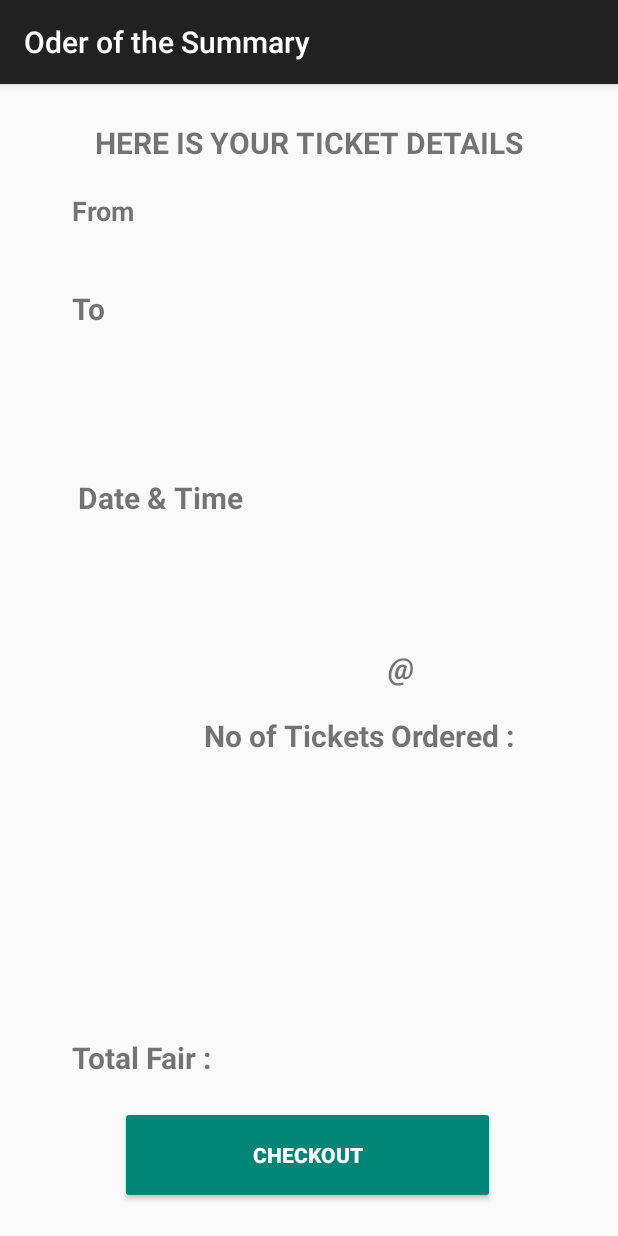
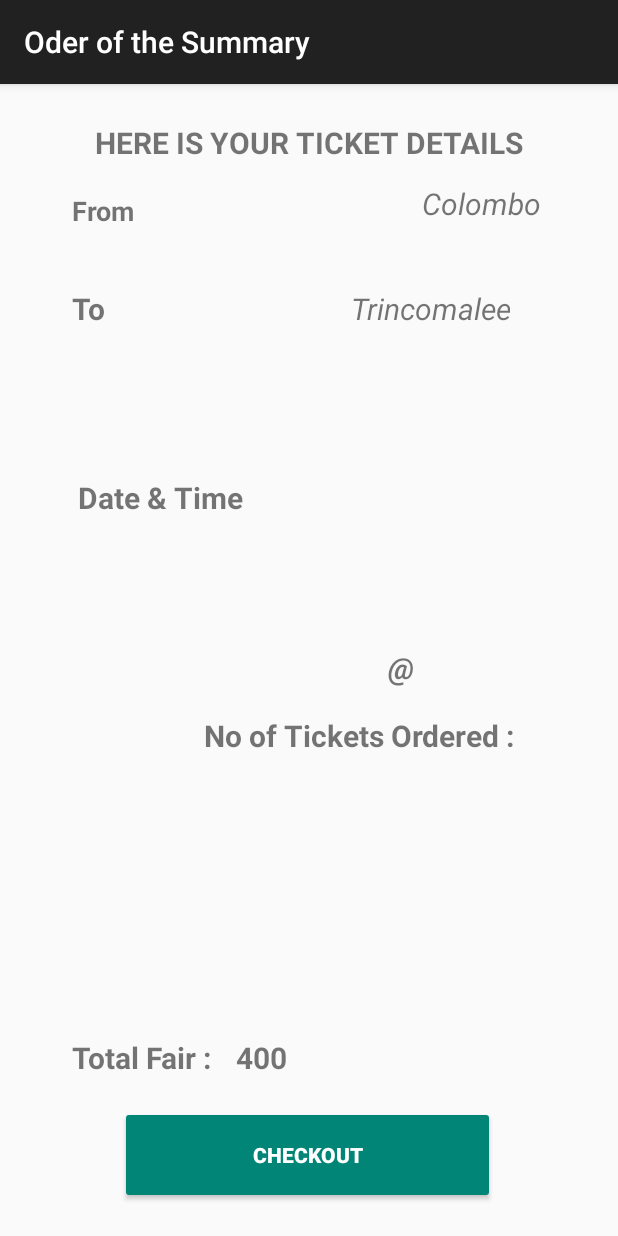
Before and after one commit to piumalkulasekara/TicketIn, an Android app: the screen it shows after launch (SummaryActivity), after a tap on "PROCEED", on a phone screen of 412 x 824 dp. Run offline under Robolectric (Android 15) with nearby library versions, the phone set to English and light mode, and no system bars; our stand-ins replace Volley; network calls fail.

Commit message:
Completed Stage #1

```diff
--- a/app/build.gradle
+++ b/app/build.gradle
@@ -36,5 +36,6 @@ dependencies {
     compile 'com.android.support:appcompat-v7:24.2.1'
     compile 'com.android.support.constraint:constraint-layout:1.0.2'
     compile 'com.android.support:design:24.2.1'
+    compile 'com.android.volley:volley:1.0.0'
     testCompile 'junit:junit:4.12'
 }
--- a/app/src/main/AndroidManifest.xml
+++ b/app/src/main/AndroidManifest.xml
@@ -6,6 +6,7 @@
     <uses-permission android:name="android.permission.GET_ACCOUNTS" />
     <uses-permission android:name="android.permission.READ_PROFILE" />
     <uses-permission android:name="android.permission.READ_CONTACTS" />
+    <uses-permission android:name="android.permission.INTERNET" />
 
     <application
         android:allowBackup="true"
--- a/app/src/main/java/com/example/piumalk/ticketin/LoginActivity.java
+++ b/app/src/main/java/com/example/piumalk/ticketin/LoginActivity.java
@@ -28,6 +28,7 @@ import android.widget.AutoCompleteTextView;
 import android.widget.Button;
 import android.widget.EditText;
 import android.widget.TextView;
+import android.widget.Toast;
 
 import java.util.ArrayList;
 import java.util.List;
@@ -86,7 +87,7 @@ public class LoginActivity extends AppCompatActivity implements LoaderCallbacks<
         mEmailSignInButton.setOnClickListener(new OnClickListener() {
             @Override
             public void onClick(View view) {
-                attemptLogin();
+                Toast.makeText(LoginActivity.this, "Successfully Added", Toast.LENGTH_SHORT).show();
             }
         });
 
--- a/app/src/main/java/com/example/piumalk/ticketin/MainActivity.java
+++ b/app/src/main/java/com/example/piumalk/ticketin/MainActivity.java
@@ -11,6 +11,7 @@ import android.support.v7.app.AppCompatActivity;
 import android.util.Log;
 import android.view.Menu;
 import android.view.View;
+import android.widget.ArrayAdapter;
 import android.widget.Button;
 import android.widget.DatePicker;
 import android.widget.EditText;
@@ -18,10 +19,13 @@ import android.widget.Spinner;
 import android.widget.TimePicker;
 import android.widget.Toast;
 
-public class MainActivity extends AppCompatActivity  implements View.OnClickListener{
+import java.util.ArrayList;
+import java.util.List;
+
+public class MainActivity extends AppCompatActivity implements View.OnClickListener {
     Spinner spinner_from, spinner_to;
-    Button  btnProceed;
-    EditText etext_Date, etext_Time,etext_noOfTickets;
+    Button btnProceed;
+    EditText etext_Date, etext_Time, etext_noOfTickets;
 
     static String orderDate, orderTime;
     private int year, month, day, hour, minute, second;
@@ -37,26 +41,58 @@ public class MainActivity extends AppCompatActivity  implements View.OnClickList
         day = cal.get(Calendar.DAY_OF_MONTH);
         month = cal.get(Calendar.MONTH);
         year = cal.get(Calendar.YEAR);
-
         //Get current Times
         hour = cal.get(Calendar.HOUR);
-        minute= cal.get(Calendar.MINUTE);
+        minute = cal.get(Calendar.MINUTE);
         second = cal.get(Calendar.SECOND);
-
-
         spinner_from = (Spinner) findViewById(R.id.spinner_From);
         spinner_to = (Spinner) findViewById(R.id.spinner_To);
-
         etext_Date = (EditText) findViewById(R.id.etext_Date);
-        etext_Time = (EditText)findViewById(R.id.etext_Time);
-        etext_noOfTickets =(EditText) findViewById(R.id.edittext_No_of_Tickets);
-
-        btnProceed = (Button)findViewById(R.id.button_Proceed);
+        etext_Time = (EditText) findViewById(R.id.etext_Time);
+        etext_noOfTickets = (EditText) findViewById(R.id.edittext_No_of_Tickets);
+        btnProceed = (Button) findViewById(R.id.button_Proceed);
         btnProceed.setOnClickListener(this);
-
         //OnClick Listeners
         etext_Date.setOnClickListener(this);
         etext_Time.setOnClickListener(this);
+
+
+        List<String> from = new ArrayList<String>();
+        from.add("Anuradhapura");
+        from.add("Colombo");
+        from.add("Galle");
+        from.add("Thangalle");
+        from.add("Kataragama");
+        from.add("Trincomalee");
+
+
+        List<String> to = new ArrayList<String>();
+        to.add("Anuradhapura");
+        to.add("Colombo");
+        to.add("Galle");
+        to.add("Thangalle");
+        to.add("Kataragama");
+        to.add("Trincomalee");
+
+        // Creating adapter for spinner
+        ArrayAdapter<String> fromAdapter = new ArrayAdapter<String>(this, android.R.layout.simple_spinner_item, from);
+        ArrayAdapter<String> toAdapter = new ArrayAdapter<String>(this, android.R.layout.simple_spinner_item, to);
+
+        // Drop down layout style - list view with radio button
+        fromAdapter.setDropDownViewResource(android.R.layout.simple_spinner_dropdown_item);
+        toAdapter.setDropDownViewResource(android.R.layout.simple_spinner_dropdown_item);
+        spinner_from.setAdapter(fromAdapter);
+        spinner_to.setAdapter(toAdapter);
+
+    }
+
+
+    int getPrice(int from, int to) {
+        if (from > to) {
+            return 50 * (from - to);
+        } else {
+            return 50 * (to - from);
+        }
     }
 
     @Override
@@ -66,9 +102,11 @@ public class MainActivity extends AppCompatActivity  implements View.OnClickList
         return true;
     }
 
+
+    //OnClick Listener
     @Override
     public void onClick(View view) {
-        switch (view.getId()){
+        switch (view.getId()) {
             case R.id.etext_Date:
                 setDate();
                 break;
@@ -76,69 +114,83 @@ public class MainActivity extends AppCompatActivity  implements View.OnClickList
                 setTime();
                 break;
             case R.id.button_Proceed:
-                startActivity(SummaryActivity.class);
+                Parser.parseDate(getApplicationContext(), etext_Date.getText().toString() + etext_Time.getText().toString(), 1, 2, 10, getPrice(2, 10));
+                Intent in = new Intent(this, SummaryActivity.class);
+                in.putExtra("user", "1");
+                in.putExtra("from", "Colombo");
+                in.putExtra("to", "Trincomalee");
+                in.putExtra("price", getPrice(2, 10) + "");
+                in.putExtra("date", etext_Date.getText().toString() + etext_Time.getText().toString());
+                startActivity(in);
                 finish();
                 break;
 
         }
     }
 
-    /*
-     * starts new activity
-     */
-    private void startActivity(Class c) {
-        Intent intent = new Intent(MainActivity.this, c);
-//        Bundle bundle = new Bundle();
-//        bundle.putLong("SELECTED_DATE", dateFormat);
-//        intent.putExtras(bundle);
-        startActivity(intent);
-    }
 
     //This method will set the time
-    public void setTime(){
+    public void setTime() {
         TimePickerDialog timePickerDialog = new TimePickerDialog(this, new TimePickerDialog.OnTimeSetListener() {
             @Override
             public void onTimeSet(TimePicker timePicker, int hourOfDay, int minute) {
+                String hour = String.valueOf(hourOfDay);
+                if (hourOfDay < 10) {
+                    hour = "0" + String.valueOf(hourOfDay);
+                }
 
+                String min = String.valueOf(minute);
+                if (minute < 10) {
+                    min = "0" + String.valueOf(minute);
+                }
 
-                etext_Time.setText(hourOfDay+":"+minute);
-                orderTime = (hourOfDay+"/"+minute);
+                final String dateNew = hour + ":" + min + ":" + "00";
+                etext_Time.setText(dateNew);
+                orderTime = (hourOfDay + "/" + minute);
 
             }
-        },hour,minute,false);
+        }, hour, minute, false);
         timePickerDialog.show();
 
     }
 
 
     //This method will set the Date
-    public void setDate(){
+    public void setDate() {
 
         DatePickerDialog datePickerDialog = new DatePickerDialog(this, new DatePickerDialog.OnDateSetListener() {
             @Override
             public void onDateSet(DatePicker datePicker, int year_x, int monthOfYear, int dayOfMonth) {
                 year = year_x;
-                month = monthOfYear+1;
+                month = monthOfYear + 1;
                 day = dayOfMonth;
 
 
-                if (year< Calendar.YEAR || month< Calendar.MONTH || day< Calendar.DAY_OF_MONTH){
-                    Log.d("Selected Date",dayOfMonth+"/"+monthOfYear+"/"+year );
+                if (year < Calendar.YEAR || month < Calendar.MONTH || day < Calendar.DAY_OF_MONTH) {
+                    Log.d("Selected Date", dayOfMonth + "/" + monthOfYear + "/" + year);
                     Log.d("Selected Date Error", "Selected date is a past day or invalid format");
-                    Toast.makeText(MainActivity.this, "You cannot select past days.! Re-check",Toast.LENGTH_LONG).show();
+                    Toast.makeText(MainActivity.this, "You cannot select past days.! Re-check", Toast.LENGTH_LONG).show();
                     return;
                 }
 
-                etext_Date.setText(dayOfMonth+"/"+monthOfYear+"/"+year);
-                orderDate = (dayOfMonth+"/"+monthOfYear+"/"+year);
+                String day = String.valueOf(dayOfMonth);
+                if (dayOfMonth < 10) {
+                    day = "0" + String.valueOf(dayOfMonth);
+                }
+                String mon = String.valueOf(monthOfYear);
+                if (monthOfYear < 10) {
+                    mon = "0" + String.valueOf(monthOfYear);
+                }
+
+                etext_Date.setText(year + "-" + mon + "-" + day + " ");
+                orderDate = (dayOfMonth + "/" + monthOfYear + "/" + year);
 
             }
         }
-        , day,month,year);
+                , day, month, year);
         datePickerDialog.show();
 
     }
 
 
-
 }//End of the class
--- /dev/null
+++ b/app/src/main/java/com/example/piumalk/ticketin/Parser.java
@@ -0,0 +1,64 @@
+package com.example.piumalk.ticketin;
+
+import android.content.Context;
+import android.util.Log;
+
+import com.android.volley.AuthFailureError;
+import com.android.volley.Request;
+import com.android.volley.RequestQueue;
+import com.android.volley.Response;
+import com.android.volley.VolleyError;
+import com.android.volley.toolbox.StringRequest;
+import com.android.volley.toolbox.Volley;
+
+import java.io.StringReader;
+import java.util.HashMap;
+import java.util.Map;
+
+/**
+ * Created by piumalk on 7/31/2017.
+ */
+
+public class Parser {
+
+    public Parser() {
+    }
+
+    public static void parseDate(Context context, final String date, final int user, final int from, final int to, final int price) {
+
+        StringRequest request = new StringRequest(Request.Method.POST, "http://90867480.ngrok.io/api/book", new Response.Listener<String>() {
+            @Override
+            public void onResponse(String response) {
+                Log.d("TAAAAAGGGGGG", response);
+            }
+        }, new Response.ErrorListener() {
+            @Override
+            public void onErrorResponse(VolleyError error) {
+                System.out.println(error);
+            }
+        }) {
+            @Override
+            protected Map<String, String> getParams() {
+                Map<String, String> params = new HashMap<String, String>();
+                params.put("user", String.valueOf(user));
+                params.put("from", String.valueOf(from));
+                params.put("to", String.valueOf(to));
+                params.put("price", "LKR " + price);
+                params.put("date", date);
+                return params;
+            }
+
+            @Override
+            public Map<String, String> getHeaders() throws AuthFailureError {
+                Map<String, String> params = new HashMap<String, String>();
+                params.put("Content-Type", "application/x-www-form-urlencoded");
+                return params;
+            }
+        };
+
+        RequestQueue queue = Volley.newRequestQueue(context);
+        queue.add(request);
+    }
+
+
+}
--- a/app/src/main/java/com/example/piumalk/ticketin/SummaryActivity.java
+++ b/app/src/main/java/com/example/piumalk/ticketin/SummaryActivity.java
@@ -7,7 +7,7 @@ import android.view.View;
 import android.widget.Button;
 import android.widget.TextView;
 
-public class SummaryActivity extends AppCompatActivity implements View.OnClickListener{
+public class SummaryActivity extends AppCompatActivity implements View.OnClickListener {
     TextView txtFrom, txtTo, txtDate, txtTime, txtNoOfTickets, txtTotalFair;
     Button btnCheckout;
 
@@ -16,7 +16,8 @@ public class SummaryActivity extends AppCompatActivity implements View.OnClickLi
         super.onCreate(savedInstanceState);
         setContentView(R.layout.activity_summary);
 
-        btnCheckout =(Button)findViewById(R.id.btn_Checkout);
+
+        btnCheckout = (Button) findViewById(R.id.btn_Checkout);
         btnCheckout.setOnClickListener(this);
 
         txtFrom = (TextView) findViewById(R.id.txt_From);
@@ -27,12 +28,18 @@ public class SummaryActivity extends AppCompatActivity implements View.OnClickLi
         txtNoOfTickets = (TextView) findViewById(R.id.txt_Ticket_Counter);
         txtTotalFair = (TextView) findViewById(R.id.txt_Cost);
 
+        Intent in = getIntent();
+        txtFrom.setText(in.getStringExtra("from"));
+        txtTo.setText(in.getStringExtra("to"));
+        txtTime.setText(in.getStringExtra("date"));
+        txtTotalFair.setText(in.getStringExtra("price"));
+
 
     }
 
     @Override
     public void onClick(View view) {
-        switch (view.getId()){
+        switch (view.getId()) {
             case R.id.btn_Checkout:
                 Intent intent = new Intent(this, LoginActivity.class);
                 startActivity(intent);
--- a/app/src/main/res/layout/activity_summary.xml
+++ b/app/src/main/res/layout/activity_summary.xml
@@ -124,7 +124,7 @@
         app:layout_constraintVertical_bias="0.043"
         android:layout_marginRight="8dp"
         app:layout_constraintRight_toRightOf="parent"
-        app:layout_constraintHorizontal_bias="0.366"
+        app:layout_constraintHorizontal_bias="0.301"
         android:layout_marginEnd="8dp" />
 
     <TextView
```
Also changed, not shown: app/src/main/java/com/example/piumalk/ticketin/SignUpActivity.java (+8 -9 lines).
